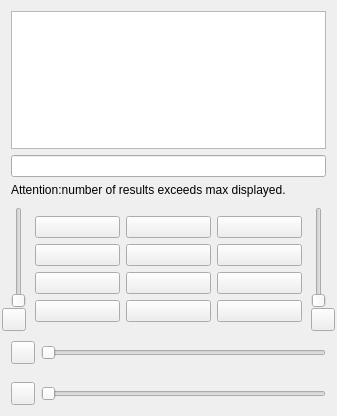
Before: the Qt Designer form src/ui/sflphone_kdeview_base.ui in KDE/ring-kde, drawn with Qt 5.
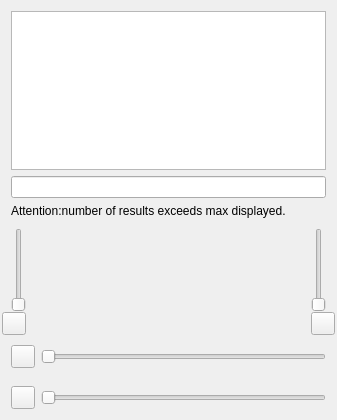
After: the same form once the commit is applied. The open tabs and pages were chosen to show the change. Icons and pictures are not drawn. Custom widgets are drawn as their Qt base class.

Commit message: Implemented Dialpad widget instead of building it in main view. + documented a few methods.

What changed in the file:
```diff
--- a/src/ui/sflphone_kdeview_base.ui
+++ b/src/ui/sflphone_kdeview_base.ui
@@ -7,7 +7,7 @@
     <x>0</x>
     <y>0</y>
     <width>337</width>
-    <height>416</height>
+    <height>420</height>
    </rect>
   </property>
   <property name="windowTitle">
@@ -68,6 +68,9 @@
          <property name="text">
           <string>Attention:number of results exceeds max displayed.</string>
          </property>
+         <property name="wordWrap">
+          <bool>true</bool>
+         </property>
         </widget>
        </item>
       </layout>
@@ -90,7 +93,7 @@
      </property>
      <layout class="QHBoxLayout" name="horizontalLayout_2">
       <property name="spacing">
-       <number>0</number>
+       <number>1</number>
       </property>
       <property name="margin">
        <number>0</number>
@@ -164,177 +167,13 @@
        </widget>
       </item>
       <item>
-       <widget class="QWidget" name="widget_dialpad" native="true">
-        <layout class="QGridLayout" name="gridLayout">
-         <item row="0" column="1">
-          <widget class="QPushButton" name="pushButton_1">
-           <property name="sizePolicy">
-            <sizepolicy hsizetype="Expanding" vsizetype="Expanding">
-             <horstretch>0</horstretch>
-             <verstretch>0</verstretch>
-            </sizepolicy>
-           </property>
-           <property name="minimumSize">
-            <size>
-             <width>0</width>
-             <height>0</height>
-            </size>
-           </property>
-           <property name="text">
-            <string/>
-           </property>
-          </widget>
-         </item>
-         <item row="0" column="2">
-          <widget class="QPushButton" name="pushButton_2">
-           <property name="sizePolicy">
-            <sizepolicy hsizetype="Expanding" vsizetype="Expanding">
-             <horstretch>0</horstretch>
-             <verstretch>0</verstretch>
-            </sizepolicy>
-           </property>
-           <property name="minimumSize">
-            <size>
-             <width>0</width>
-             <height>0</height>
-            </size>
-           </property>
-           <property name="text">
-            <string/>
-           </property>
-          </widget>
-         </item>
-         <item row="0" column="3">
-          <widget class="QPushButton" name="pushButton_3">
-           <property name="sizePolicy">
-            <sizepolicy hsizetype="Expanding" vsizetype="Expanding">
-             <horstretch>0</horstretch>
-             <verstretch>0</verstretch>
-            </sizepolicy>
-           </property>
-           <property name="text">
-            <string/>
-           </property>
-          </widget>
-         </item>
-         <item row="1" column="1">
-          <widget class="QPushButton" name="pushButton_4">
-           <property name="sizePolicy">
-            <sizepolicy hsizetype="Expanding" vsizetype="Expanding">
-             <horstretch>0</horstretch>
-             <verstretch>0</verstretch>
-            </sizepolicy>
-           </property>
-           <property name="text">
-            <string/>
-           </property>
-          </widget>
-         </item>
-         <item row="1" column="2">
-          <widget class="QPushButton" name="pushButton_5">
-           <property name="sizePolicy">
-            <sizepolicy hsizetype="Expanding" vsizetype="Expanding">
-             <horstretch>0</horstretch>
-             <verstretch>0</verstretch>
-            </sizepolicy>
-           </property>
-           <property name="text">
-            <string/>
-           </property>
-          </widget>
-         </item>
-         <item row="1" column="3">
-          <widget class="QPushButton" name="pushButton_6">
-           <property name="sizePolicy">
-            <sizepolicy hsizetype="Expanding" vsizetype="Expanding">
-             <horstretch>0</horstretch>
-             <verstretch>0</verstretch>
-            </sizepolicy>
-           </property>
-           <property name="text">
-            <string/>
-           </property>
-          </widget>
-         </item>
-         <item row="2" column="1">
-          <widget class="QPushButton" name="pushButton_7">
-           <property name="sizePolicy">
-            <sizepolicy hsizetype="Expanding" vsizetype="Expanding">
-             <horstretch>0</horstretch>
-             <verstretch>0</verstretch>
-            </sizepolicy>
-           </property>
-           <property name="text">
-            <string/>
-           </property>
-          </widget>
-         </item>
-         <item row="2" column="2">
-          <widget class="QPushButton" name="pushButton_8">
-           <property name="sizePolicy">
-            <sizepolicy hsizetype="Expanding" vsizetype="Expanding">
-             <horstretch>0</horstretch>
-             <verstretch>0</verstretch>
-            </sizepolicy>
-           </property>
-           <property name="text">
-            <string/>
-           </property>
-          </widget>
-         </item>
-         <item row="2" column="3">
-          <widget class="QPushButton" name="pushButton_9">
-           <property name="sizePolicy">
-            <sizepolicy hsizetype="Expanding" vsizetype="Expanding">
-             <horstretch>0</horstretch>
-             <verstretch>0</verstretch>
-            </sizepolicy>
-           </property>
-           <property name="text">
-            <string/>
-           </property>
-          </widget>
-         </item>
-         <item row="3" column="1">
-          <widget class="QPushButton" name="pushButton_etoile">
-           <property name="sizePolicy">
-            <sizepolicy hsizetype="Expanding" vsizetype="Expanding">
-             <horstretch>0</horstretch>
-             <verstretch>0</verstretch>
-            </sizepolicy>
-           </property>
-           <property name="text">
-            <string/>
-           </property>
-          </widget>
-         </item>
-         <item row="3" column="2">
-          <widget class="QPushButton" name="pushButton_0">
-           <property name="sizePolicy">
-            <sizepolicy hsizetype="Expanding" vsizetype="Expanding">
-             <horstretch>0</horstretch>
-             <verstretch>0</verstretch>
-            </sizepolicy>
-           </property>
-           <property name="text">
-            <string/>
-           </property>
-          </widget>
-         </item>
-         <item row="3" column="3">
-          <widget class="QPushButton" name="pushButton_diese">
-           <property name="sizePolicy">
-            <sizepolicy hsizetype="Expanding" vsizetype="Expanding">
-             <horstretch>0</horstretch>
-             <verstretch>0</verstretch>
-            </sizepolicy>
-           </property>
-           <property name="text">
-            <string/>
-           </property>
-          </widget>
-         </item>
-        </layout>
+       <widget class="Dialpad" name="widget_dialpad" native="true">
+        <property name="sizePolicy">
+         <sizepolicy hsizetype="Expanding" vsizetype="Preferred">
+          <horstretch>0</horstretch>
+          <verstretch>0</verstretch>
+         </sizepolicy>
+        </property>
        </widget>
       </item>
       <item>
@@ -622,6 +461,14 @@
    </property>
   </action>
  </widget>
+ <customwidgets>
+  <customwidget>
+   <class>Dialpad</class>
+   <extends>QWidget</extends>
+   <header>Dialpad.h</header>
+   <container>1</container>
+  </customwidget>
+ </customwidgets>
  <resources>
   <include location="../qrc/resources.qrc"/>
  </resources>
```
Left out of the diff: 4 changed lines with no effect on the pictures. The commit also changes 6 other files.
